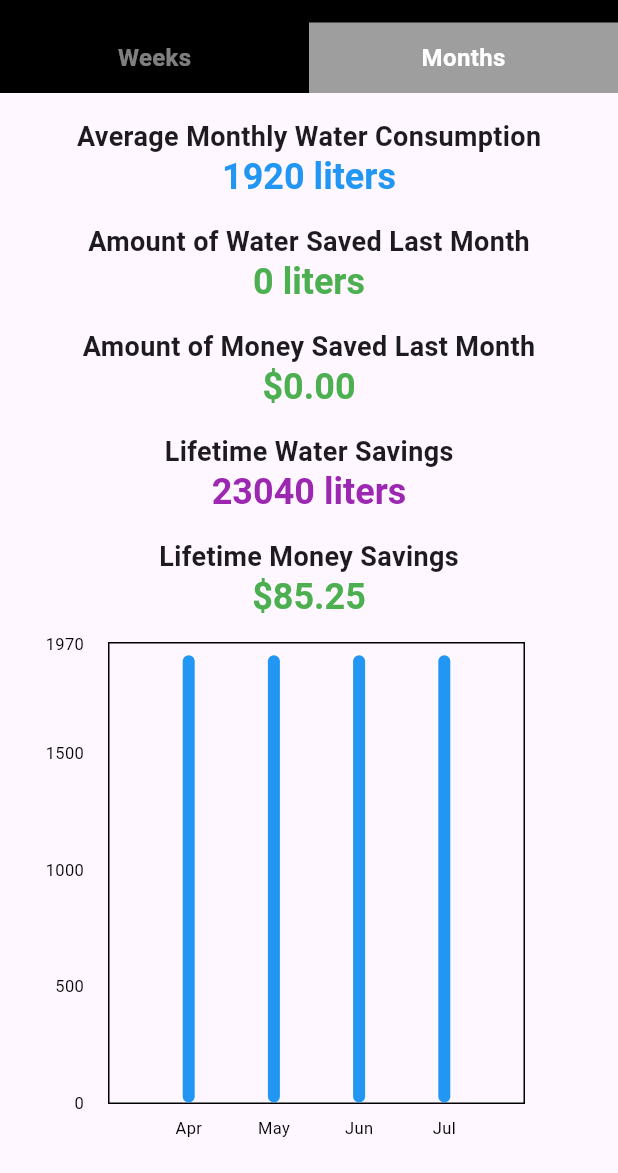
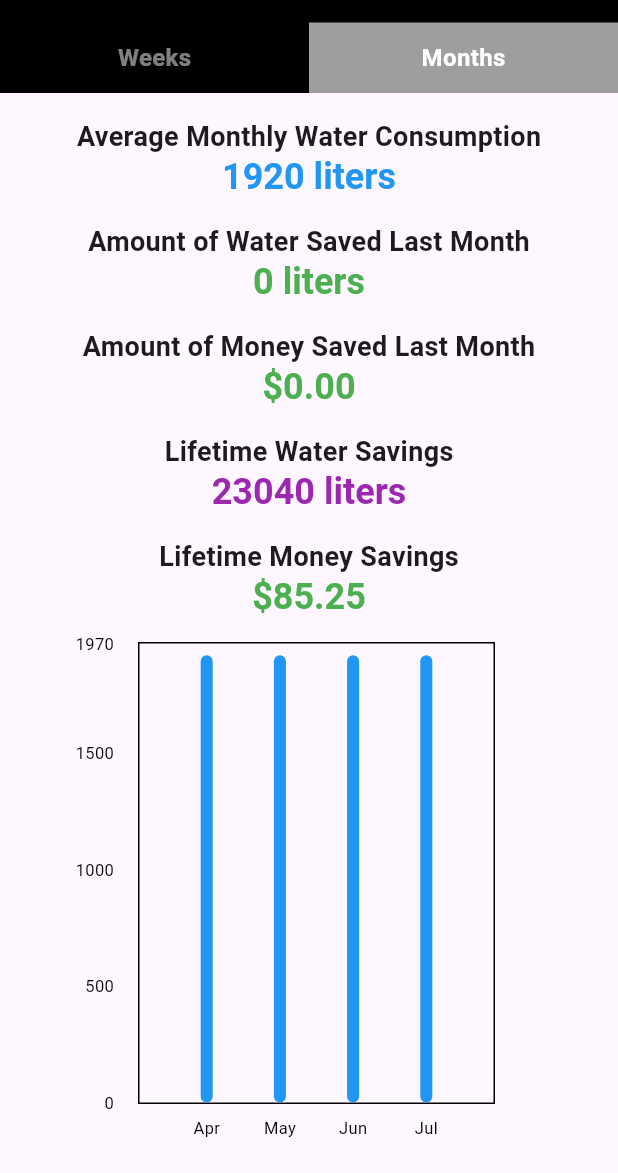
Before and after one commit to Lo-Yan/HydroMind-App, a Flutter app: the YourWaterUsageScreen screen opened directly, after a tap on "Months", on a phone screen of 412 x 824 dp, the part 63-1236 px from its top. Run offline on Flutter 3.47's test engine with Material 2 defaults, Android fonts, the phone set to English and light mode, and no system bars; drawn by our look-alikes of fl_chart; our stand-ins replace firebase_core, font_awesome_flutter; missing offline and left inert: mqtt_client; accounts and stored records are empty.

Commit message:
add ui ux fixes

```diff
--- a/lib/screens/your_water_usage_screen.dart
+++ b/lib/screens/your_water_usage_screen.dart
@@ -168,7 +168,7 @@
                   const SizedBox(height: 16), // Add some spacing
                   const Text(
                     'Recommended Water Usage for Next Day',
-                    style: TextStyle(fontSize: 18, fontWeight: FontWeight.bold, color: Colors.red),
+                    style: TextStyle(fontSize: 16, fontWeight: FontWeight.bold, color: Colors.red),
                   ),
                   Text(
                     '${predictNextDayConsumption(waterUsageDays).toStringAsFixed(1)} liters',
@@ -478,7 +478,7 @@
                 leftTitles: SideTitles(
                   showTitles: true,
                   margin: 16, // Adjust the margin for leftTitles
-                  reservedSize: 40, // Adjust the reservedSize for leftTitles
+                  reservedSize: 60, // Adjust the reservedSize for leftTitles
                   getTitles: (value) {
                     return value.toInt().toString();
                   },
@@ -486,7 +486,7 @@
                 topTitles: SideTitles(showTitles: false),
                 rightTitles: SideTitles(
                   showTitles: true,
-                  reservedSize: 40,
+                  reservedSize: 60,
                   getTitles: (value) {
                     return ''; // Remove the word "liters" from y-axis labels
                   },
```
Also changed, not shown: pubspec.lock.
